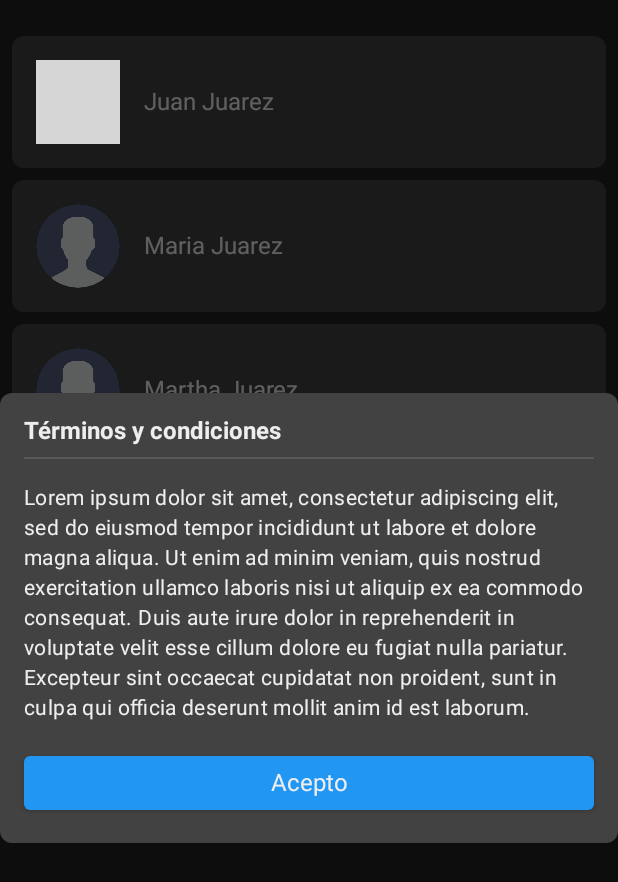
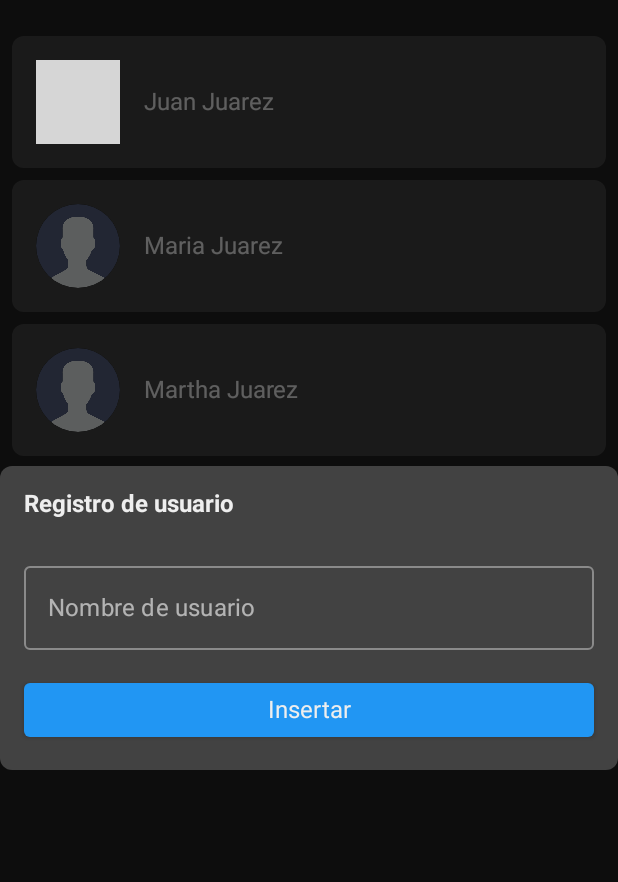
Before and after one commit to MarcosMontiel/UsersSP, an Android app built with Jetpack Compose: the screen it shows after launch (MainActivity), on a phone screen of 412 x 824 dp. Shown: the top 882 px of the screen. Run offline under Robolectric (Android 15) with nearby library versions, the phone set to English and light mode, and no system bars; our stand-ins replace Dagger/Hilt's generated code; pictures from the network do not load; grey boxes are pictures that could not be loaded.

Commit message:
Default text field was implemented

```diff
--- /dev/null
+++ b/app/src/main/java/com/marcosmontiel/userssp/presentation/component/DefaultOutlinedTextField.kt
@@ -0,0 +1,26 @@
+package com.marcosmontiel.userssp.presentation.component
+
+import androidx.compose.foundation.layout.fillMaxWidth
+import androidx.compose.material.OutlinedTextField
+import androidx.compose.material.Text
+import androidx.compose.runtime.Composable
+import androidx.compose.ui.Modifier
+
+@Composable
+fun DefaultOutlinedTextField(
+    modifier: Modifier = Modifier,
+    label: String,
+    text: String,
+    valueChange: (String) -> Unit,
+) {
+
+    OutlinedTextField(
+        value = text,
+        onValueChange = { valueChange(it) },
+        modifier = modifier.fillMaxWidth(),
+        label = { Text(text = label) },
+        singleLine = true,
+        maxLines = 1,
+    )
+
+}
--- a/app/src/main/java/com/marcosmontiel/userssp/presentation/screen/user/UserState.kt
+++ b/app/src/main/java/com/marcosmontiel/userssp/presentation/screen/user/UserState.kt
@@ -1,5 +1,6 @@
 package com.marcosmontiel.userssp.presentation.screen.user
 
 data class UserState(
-    val showTermsConditions: Boolean = true,
+    val showAddUserDialog: Boolean = true,
+    val username: String = "",
 )
--- a/app/src/main/java/com/marcosmontiel/userssp/presentation/screen/user/UserViewModel.kt
+++ b/app/src/main/java/com/marcosmontiel/userssp/presentation/screen/user/UserViewModel.kt
@@ -29,10 +29,14 @@ class UserViewModel @Inject constructor(application: Application) : ViewModel()
     // Events
 
     fun dismissDialog() {
-        state = state.copy(showTermsConditions = false)
+        state = state.copy(showAddUserDialog = false)
     }
 
-    fun hideTermsConditionsDialog() {
+    fun valueChange(username: String) {
+        state = state.copy(username = username)
+    }
+
+    fun hideDialog() {
         sharedPreferences.edit().putBoolean("first_time", false).apply()
     }
 
--- a/app/src/main/java/com/marcosmontiel/userssp/presentation/screen/user/component/UserContent.kt
+++ b/app/src/main/java/com/marcosmontiel/userssp/presentation/screen/user/component/UserContent.kt
@@ -9,8 +9,6 @@ import androidx.compose.foundation.lazy.itemsIndexed
 import androidx.compose.foundation.shape.RoundedCornerShape
 import androidx.compose.material.Button
 import androidx.compose.material.Card
-import androidx.compose.material.Divider
-import androidx.compose.material.MaterialTheme
 import androidx.compose.runtime.Composable
 import androidx.compose.ui.Alignment
 import androidx.compose.ui.Modifier
@@ -24,10 +22,7 @@ import androidx.hilt.navigation.compose.hiltViewModel
 import androidx.navigation.NavHostController
 import com.marcosmontiel.userssp.R
 import com.marcosmontiel.userssp.domain.model.User
-import com.marcosmontiel.userssp.presentation.component.DefaultAsyncImage
-import com.marcosmontiel.userssp.presentation.component.DefaultEmptyScreen
-import com.marcosmontiel.userssp.presentation.component.DefaultImage
-import com.marcosmontiel.userssp.presentation.component.DefaultText
+import com.marcosmontiel.userssp.presentation.component.*
 import com.marcosmontiel.userssp.presentation.screen.user.UserState
 import com.marcosmontiel.userssp.presentation.screen.user.UserViewModel
 import com.marcosmontiel.userssp.presentation.ui.theme.Gray800
@@ -45,9 +40,13 @@ fun UserContent(
 
     Box(modifier = modifier.padding(paddingValues)) {
 
-        if (viewModel.isFirstTime && state.showTermsConditions) {
+        if (viewModel.isFirstTime && state.showAddUserDialog) {
 
-            FirstTimeDialog(modifier = Modifier.fillMaxWidth(), viewModel = viewModel)
+            AddUserDialog(
+                modifier = Modifier.fillMaxWidth(),
+                viewModel = viewModel,
+                state = state,
+            )
 
         }
 
@@ -153,7 +152,7 @@ fun UserItem(
 }
 
 @Composable
-fun FirstTimeDialog(modifier: Modifier, viewModel: UserViewModel) {
+fun AddUserDialog(modifier: Modifier, viewModel: UserViewModel, state: UserState) {
 
     Dialog(onDismissRequest = { }) {
 
@@ -169,14 +168,15 @@ fun FirstTimeDialog(modifier: Modifier, viewModel: UserViewModel) {
 
                 DefaultText(
                     fontWeight = FontWeight.Bold,
-                    text = stringResource(R.string.user_title_terms_conditions),
+                    text = stringResource(R.string.user_title_user_register),
                 )
 
-                Divider(modifier = Modifier.padding(top = 8.dp, bottom = 16.dp))
+                Spacer(modifier = Modifier.size(24.dp))
 
-                DefaultText(
-                    style = MaterialTheme.typography.body2,
-                    text = stringResource(R.string.user_title_lorem_ipsum),
+                DefaultOutlinedTextField(
+                    label = stringResource(R.string.user_title_username),
+                    text = state.username,
+                    valueChange = { viewModel.valueChange(it) }
                 )
 
                 Spacer(modifier = Modifier.size(16.dp))
@@ -185,13 +185,13 @@ fun FirstTimeDialog(modifier: Modifier, viewModel: UserViewModel) {
                     onClick = {
 
                         viewModel.dismissDialog()
-                        viewModel.hideTermsConditionsDialog()
+                        viewModel.hideDialog()
 
                     },
                     modifier = Modifier.fillMaxWidth(),
                 ) {
 
-                    DefaultText(text = stringResource(R.string.generic_title_agree))
+                    DefaultText(text = stringResource(R.string.generic_title_insert))
 
                 }
 
--- a/app/src/main/res/values/strings.xml
+++ b/app/src/main/res/values/strings.xml
@@ -5,4 +5,7 @@
     <string name="user_title_terms_conditions">Términos y condiciones</string>
     <string name="user_title_lorem_ipsum">Lorem ipsum dolor sit amet, consectetur adipiscing elit, sed do eiusmod tempor incididunt ut labore et dolore magna aliqua. Ut enim ad minim veniam, quis nostrud exercitation ullamco laboris nisi ut aliquip ex ea commodo consequat. Duis aute irure dolor in reprehenderit in voluptate velit esse cillum dolore eu fugiat nulla pariatur. Excepteur sint occaecat cupidatat non proident, sunt in culpa qui officia deserunt mollit anim id est laborum.</string>
     <string name="generic_title_agree">Acepto</string>
+    <string name="user_title_user_register">Registro de usuario</string>
+    <string name="generic_title_insert">Insertar</string>
+    <string name="user_title_username">Nombre de usuario</string>
 </resources>
```
